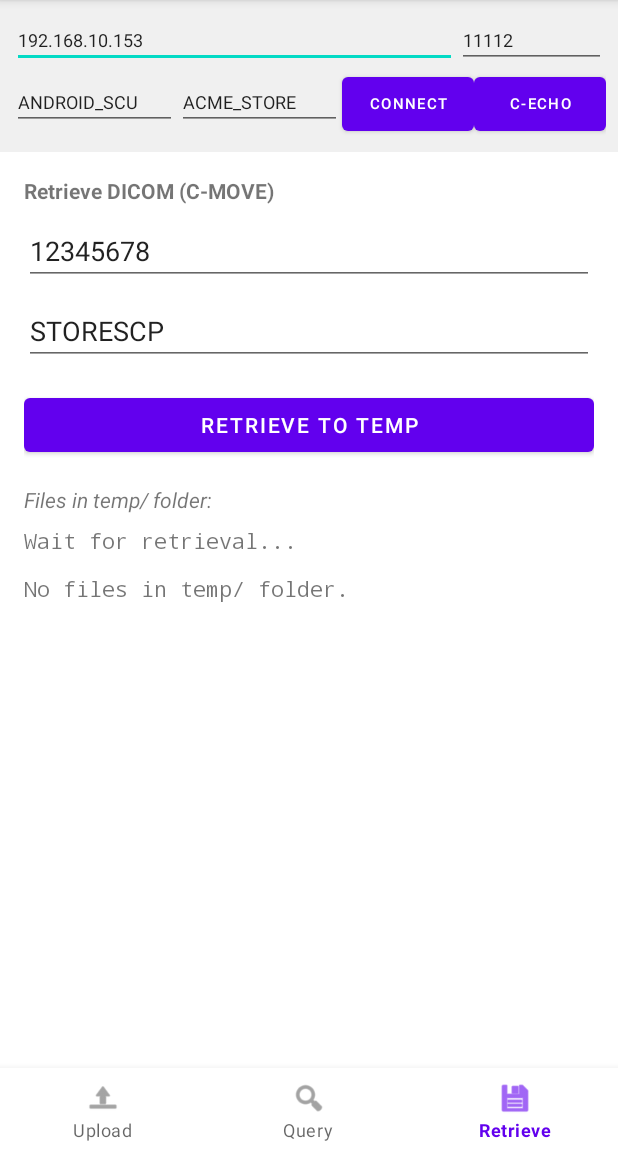
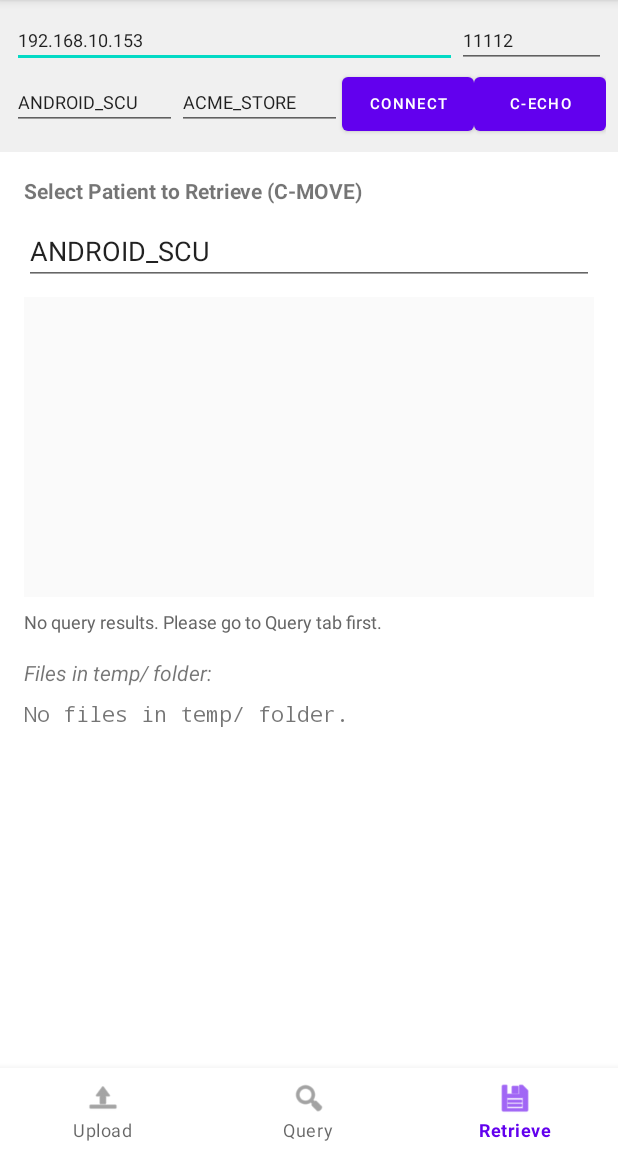
Before and after one commit to wangyongyao1989/DcmtkDemo, an Android app: the screen it shows after launch (MainActivity), item 3 of the bottom bar chosen, on a phone screen of 412 x 824 dp, the part 84-1236 px from its top. Run offline under Robolectric (Android 15) with nearby library versions, the light colour scheme and no system bars; network calls fail.

Commit message:
为了实现在移动端点击即下载，最稳健的方法是使用 C-GET： 原理：C-GET 在同一个网络连接中完成请求和下载。手机发起请求，服务器直接通过当前连接将数据传回，无需服务器反向连接手机。这完美解决了移动端无法被外网访问的问题。

```diff
--- a/app/src/main/java/com/example/dcmtkdemo/DcmtkJni.java
+++ b/app/src/main/java/com/example/dcmtkdemo/DcmtkJni.java
@@ -51,4 +51,10 @@ public class DcmtkJni {
     public static native boolean cMove(String host, int port, String localAET, String remoteAET
             , String patientID, String destAET);
 
+    /**
+     * C-GET: Download DICOM files directly to a folder
+     */
+    public static native boolean cGet(String host, int port, String localAET, String remoteAET
+            , String patientID, String saveDir);
+
 }
--- a/app/src/main/java/com/example/dcmtkdemo/PacsViewModel.java
+++ b/app/src/main/java/com/example/dcmtkdemo/PacsViewModel.java
@@ -2,10 +2,15 @@ package com.example.dcmtkdemo;
 
 import androidx.lifecycle.MutableLiveData;
 import androidx.lifecycle.ViewModel;
+
+import java.util.ArrayList;
+import java.util.List;
 
 public class PacsViewModel extends ViewModel {
     public final MutableLiveData<String> host = new MutableLiveData<>("192.168.10.153");
     public final MutableLiveData<Integer> port = new MutableLiveData<>(11112);
     public final MutableLiveData<String> localAet = new MutableLiveData<>("ANDROID_SCU");
     public final MutableLiveData<String> remoteAet = new MutableLiveData<>("ACME_STORE");
+
+    public final MutableLiveData<List<PatientRecord>> queryResults = new MutableLiveData<>(new ArrayList<>());
 }
--- /dev/null
+++ b/app/src/main/java/com/example/dcmtkdemo/PatientAdapter.java
@@ -0,0 +1,65 @@
+package com.example.dcmtkdemo;
+
+import android.view.LayoutInflater;
+import android.view.View;
+import android.view.ViewGroup;
+import android.widget.TextView;
+
+import androidx.annotation.NonNull;
+import androidx.recyclerview.widget.RecyclerView;
+
+import java.util.List;
+
+public class PatientAdapter extends RecyclerView.Adapter<PatientAdapter.ViewHolder> {
+
+    private List<PatientRecord> records;
+    private OnItemClickListener listener;
+
+    public interface OnItemClickListener {
+        void onItemClick(PatientRecord record);
+    }
+
+    public PatientAdapter(List<PatientRecord> records, OnItemClickListener listener) {
+        this.records = records;
+        this.listener = listener;
+    }
+
+    @NonNull
+    @Override
+    public ViewHolder onCreateViewHolder(@NonNull ViewGroup parent, int viewType) {
+        View view = LayoutInflater.from(parent.getContext()).inflate(R.layout.item_patient, parent, false);
+        return new ViewHolder(view);
+    }
+
+    @Override
+    public void onBindViewHolder(@NonNull ViewHolder holder, int position) {
+        PatientRecord record = records.get(position);
+        holder.tvName.setText(record.getName());
+        holder.tvId.setText("ID: " + record.getId());
+        holder.tvSex.setText("Sex: " + record.getSex());
+        holder.tvBirth.setText("Birth: " + record.getBirthDate());
+        holder.itemView.setOnClickListener(v -> listener.onItemClick(record));
+    }
+
+    @Override
+    public int getItemCount() {
+        return records.size();
+    }
+
+    public void updateData(List<PatientRecord> newRecords) {
+        this.records = newRecords;
+        notifyDataSetChanged();
+    }
+
+    static class ViewHolder extends RecyclerView.ViewHolder {
+        TextView tvName, tvId, tvSex, tvBirth;
+
+        ViewHolder(View view) {
+            super(view);
+            tvName = view.findViewById(R.id.tv_patient_name);
+            tvId = view.findViewById(R.id.tv_patient_id);
+            tvSex = view.findViewById(R.id.tv_patient_sex);
+            tvBirth = view.findViewById(R.id.tv_patient_birth);
+        }
+    }
+}
--- a/app/src/main/java/com/example/dcmtkdemo/RetrieveFragment.java
+++ b/app/src/main/java/com/example/dcmtkdemo/RetrieveFragment.java
@@ -5,28 +5,30 @@ import android.util.Log;
 import android.view.LayoutInflater;
 import android.view.View;
 import android.view.ViewGroup;
+import android.widget.Toast;
 
 import androidx.annotation.NonNull;
 import androidx.annotation.Nullable;
 import androidx.fragment.app.Fragment;
 import androidx.lifecycle.ViewModelProvider;
+import androidx.recyclerview.widget.LinearLayoutManager;
 
 import com.example.dcmtkdemo.databinding.FragmentRetrieveBinding;
 
 import java.io.File;
+import java.util.ArrayList;
 import java.util.HashMap;
-import java.util.Map;
 
 public class RetrieveFragment extends Fragment {
 
     private static final String TAG = "RetrieveFragment";
     private FragmentRetrieveBinding binding;
     private PacsViewModel viewModel;
+    private PatientAdapter adapter;
 
     @Nullable
     @Override
-    public View onCreateView(@NonNull LayoutInflater inflater, @Nullable ViewGroup container
-            , @Nullable Bundle savedInstanceState) {
+    public View onCreateView(@NonNull LayoutInflater inflater, @Nullable ViewGroup container, @Nullable Bundle savedInstanceState) {
         binding = FragmentRetrieveBinding.inflate(inflater, container, false);
         return binding.getRoot();
     }
@@ -36,30 +38,58 @@ public class RetrieveFragment extends Fragment {
         super.onViewCreated(view, savedInstanceState);
         viewModel = new ViewModelProvider(requireActivity()).get(PacsViewModel.class);
 
+        setupRecyclerView();
         refreshTempFiles();
 
-        binding.btnRetrieve.setOnClickListener(v -> {
-            String patId = binding.etMovePatId.getText().toString().trim();
-            String destAet = binding.etDestAet.getText().toString().trim();
-            executeMove(patId, destAet);
+        viewModel.queryResults.observe(getViewLifecycleOwner(), records -> {
+            adapter.updateData(records);
+            if (records == null || records.isEmpty()) {
+                binding.tvMoveStatus.setText("No query results. Please go to Query tab first.");
+            } else {
+                binding.tvMoveStatus.setText("Found " + records.size()
+                        + " items from Query. Click item to retrieve.");
+            }
         });
     }
 
-    private void executeMove(String patId, String destAet) {
-        binding.tvRetrieveInfo.setText("Moving PatientID: " + patId + " to " + destAet + "...");
+    private void setupRecyclerView() {
+        adapter = new PatientAdapter(new ArrayList<>(), record -> {
+            executeDownload(record.getId());
+        });
+        binding.rvPatients.setLayoutManager(new LinearLayoutManager(getContext()));
+        binding.rvPatients.setAdapter(adapter);
+    }
+
+    /**
+     * 执行下载逻辑。
+     * 原因分析：C-MOVE 失败通常是因为客户端缺少 Storage SCP (接收服务端推送的服务)。
+     * 解决方案：改用 C-GET。C-GET 允许在同一个网络连接中直接下载文件，无需客户端启动服务。
+     */
+    private void executeDownload(String patId) {
+        File tempDir = new File(requireContext().getExternalFilesDir(null), "temp");
+        if (!tempDir.exists()) tempDir.mkdirs();
+        Log.e(TAG, "executeDownload tempDir: "+tempDir.getAbsolutePath());
+
+        binding.tvMoveStatus.setText("Downloading PatientID: " + patId + "...");
         new Thread(() -> {
-            boolean success = DcmtkJni.cMove(
+            // 使用新实现的 C-GET 接口
+            boolean success = DcmtkJni.cGet(
                     viewModel.host.getValue(),
                     viewModel.port.getValue(),
                     viewModel.localAet.getValue(),
                     viewModel.remoteAet.getValue(),
                     patId,
-                    destAet
+                    tempDir.getAbsolutePath()
             );
+            if (getActivity() == null) return;
             getActivity().runOnUiThread(() -> {
-                binding.tvRetrieveInfo.setText("C-MOVE Result: " + (success ? "Success" : "Failed"));
+                binding.tvMoveStatus.setText("Download Result: " + (success ? "Success" : "Failed"));
                 if (success) {
+                    Toast.makeText(getContext(), "Download successful", Toast.LENGTH_SHORT).show();
                     refreshTempFiles();
+                } else {
+                    Toast.makeText(getContext(), "Download failed. Check if PACS supports C-GET."
+                            , Toast.LENGTH_LONG).show();
                 }
             });
         }).start();
@@ -71,18 +101,19 @@ public class RetrieveFragment extends Fragment {
 
         File[] files = tempDir.listFiles((dir, name) -> name.toLowerCase().endsWith(".dcm"));
         if (files == null || files.length == 0) {
-            binding.tvRetrieveInfo.append("\n\nNo files in temp/ folder.");
+            binding.tvRetrieveInfo.setText("No files in temp/ folder.");
             return;
         }
 
-        StringBuilder sb = new StringBuilder("\nFiles in temp/:\n");
+        StringBuilder sb = new StringBuilder("Files in temp/:\n");
         for (File f : files) {
             sb.append("- ").append(f.getName()).append("\n");
-            // Optional: load some info
             try {
                 HashMap<String, String> info = DcmtkJni.loadDicomFileInfo(f.getAbsolutePath());
-                sb.append("  PatName: ").append(info.get("(0010,0010)")).append("\n");
-                sb.append("  Modality: ").append(info.get("(0008,0060)")).append("\n");
+                if (info != null) {
+                    sb.append("  PatName: ").append(info.get("(0010,0010)")).append("\n");
+                    sb.append("  Modality: ").append(info.get("(0008,0060)")).append("\n");
+                }
             } catch (Exception e) {
                 Log.e(TAG, "Error loading info for " + f.getName(), e);
             }
--- a/app/src/main/res/layout/fragment_retrieve.xml
+++ b/app/src/main/res/layout/fragment_retrieve.xml
@@ -1,5 +1,6 @@
 <?xml version="1.0" encoding="utf-8"?>
 <LinearLayout xmlns:android="http://schemas.android.com/apk/res/android"
+    xmlns:app="http://schemas.android.com/apk/res-auto"
     android:layout_width="match_parent"
     android:layout_height="match_parent"
     android:orientation="vertical"
@@ -8,16 +9,8 @@
     <TextView
         android:layout_width="wrap_content"
         android:layout_height="wrap_content"
-        android:text="Retrieve DICOM (C-MOVE)"
+        android:text="Select Patient to Retrieve (C-MOVE)"
         android:textStyle="bold" />
-
-    <EditText
-        android:id="@+id/et_move_pat_id"
-        android:layout_width="match_parent"
-        android:layout_height="wrap_content"
-        android:layout_marginTop="8dp"
-        android:hint="Patient ID"
-        android:text="12345678" />
 
     <EditText
         android:id="@+id/et_dest_aet"
@@ -25,14 +18,24 @@
         android:layout_height="wrap_content"
         android:layout_marginTop="8dp"
         android:hint="Destination AET"
-        android:text="STORESCP" />
+        android:text="ANDROID_SCU" />
 
-    <Button
-        android:id="@+id/btn_retrieve"
+    <androidx.recyclerview.widget.RecyclerView
+        android:id="@+id/rv_patients"
+        android:layout_width="match_parent"
+        android:layout_height="200dp"
+        android:layout_marginTop="8dp"
+        android:background="#FAFAFA"
+        app:layoutManager="androidx.recyclerview.widget.LinearLayoutManager" />
+
+    <TextView
+        android:id="@+id/tv_move_status"
         android:layout_width="match_parent"
         android:layout_height="wrap_content"
-        android:layout_marginTop="16dp"
-        android:text="Retrieve to Temp" />
+        android:layout_marginTop="8dp"
+        android:text="Select an item above to retrieve"
+        android:textColor="#666666"
+        android:textSize="12sp" />
 
     <TextView
         android:layout_width="wrap_content"
```
Also changed, not shown: app/src/main/java/com/example/dcmtkdemo/PatientRecord.java (added, +20 -0 lines), app/src/main/java/com/example/dcmtkdemo/QueryFragment.java (+21 -7 lines), app/src/main/res/layout/item_patient.xml (added, +52 -0 lines), 2 other files.
